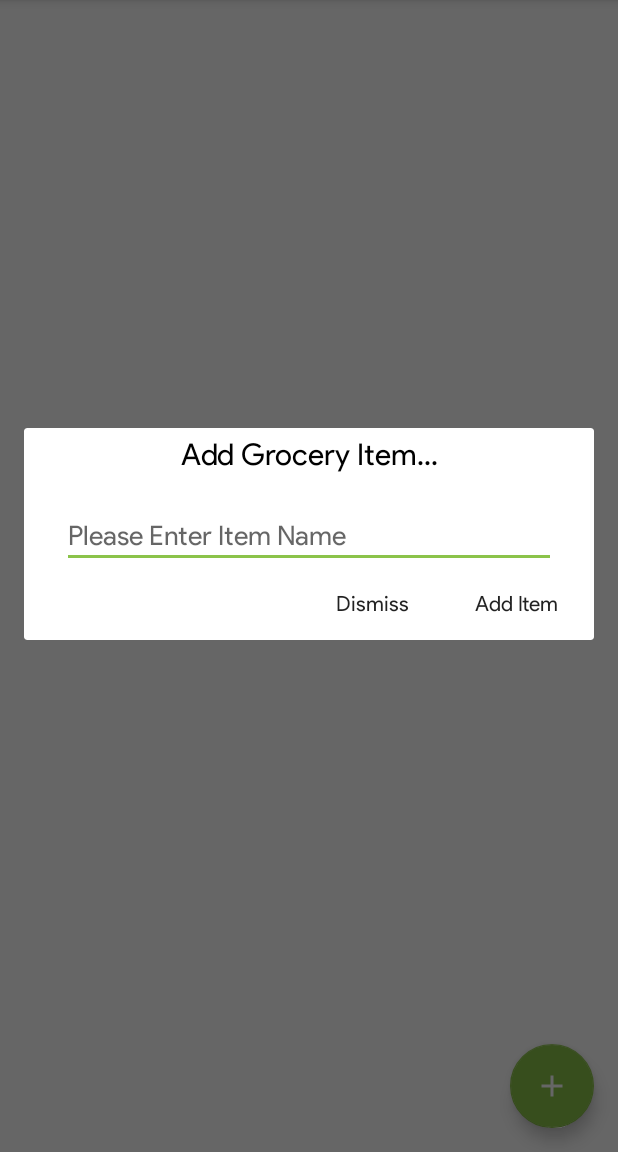
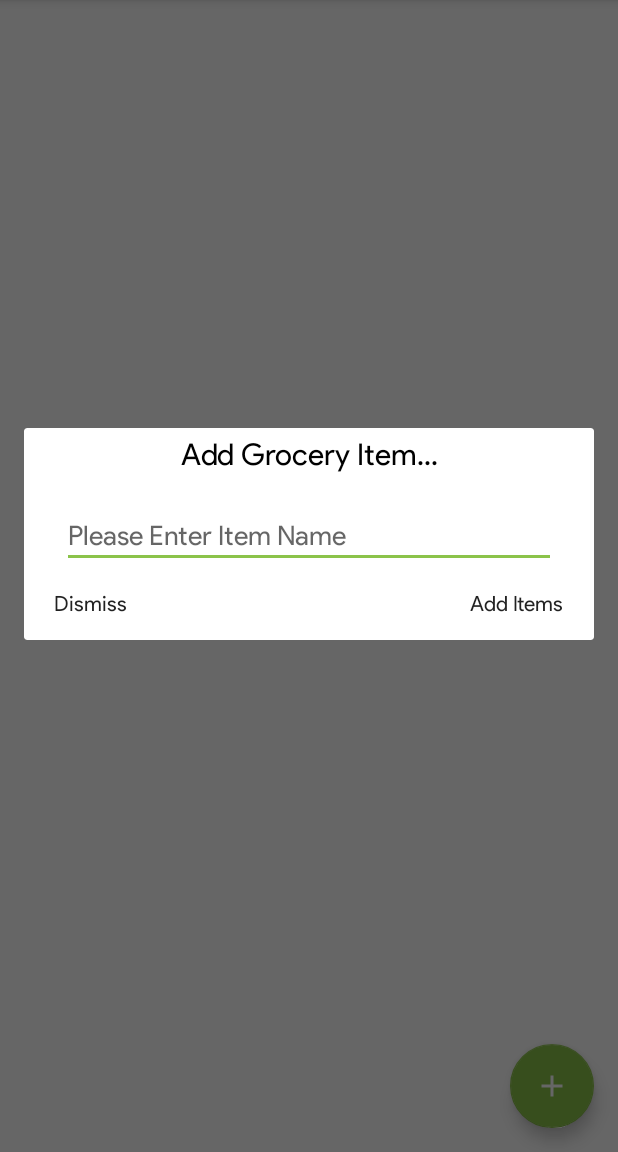
Before and after one commit to rajbirsehmi/GroceryCart, an Android app: the screen it shows after launch (MainActivity), after a tap on an icon or button, on a phone screen of 412 x 824 dp, the part 84-1236 px from its top. Run offline under Robolectric (Android 15) with nearby library versions, the phone set to English and light mode, and no system bars; our stand-ins replace Room's generated code.

Commit message:
Added Support for multiple items in row and continous adding. Shifted the Dismiss button of Dialog box to left side to prevent overlapping of Error message(That Message Overlay was interfereing with dismiss button click event).

```diff
--- a/app/src/main/java/com/creative/grocerycart/database/database/GroceryDatabase.java
+++ b/app/src/main/java/com/creative/grocerycart/database/database/GroceryDatabase.java
@@ -9,7 +9,7 @@ import androidx.room.Database;
 import androidx.room.Room;
 import androidx.room.RoomDatabase;
 
-@Database(entities = {GroceryItem.class}, version = 1)
+@Database(entities = {GroceryItem.class}, version = 1, exportSchema = false)
 public abstract class GroceryDatabase extends RoomDatabase {
 
     private static GroceryDatabase instance;
--- a/app/src/main/java/com/creative/grocerycart/presenter/GroceryItemAdder.java
+++ b/app/src/main/java/com/creative/grocerycart/presenter/GroceryItemAdder.java
@@ -7,5 +7,14 @@ public interface GroceryItemAdder {
 
     void showToast(String message);
 
-    void renderNewItem();
+    @Deprecated
+    void renderNewItems();
+
+    void renderNewItemAtMainThread();
+
+    void validateChangesToList();
+
+    void disableButtonAndUpdateText();
+
+    void enableButtonAndUpdateText();
 }
--- a/app/src/main/java/com/creative/grocerycart/utils/Constants.java
+++ b/app/src/main/java/com/creative/grocerycart/utils/Constants.java
@@ -8,4 +8,5 @@ public class Constants {
 
     public static final int DELAY_TIME_IN_MILLIS = 300;
     public static final int DELAY_TIME_EXIT_FLAG_RESET = 1000;
+    public static final String EMPTY_TEXT = "";
 }
--- a/app/src/main/java/com/creative/grocerycart/view/MainActivity.java
+++ b/app/src/main/java/com/creative/grocerycart/view/MainActivity.java
@@ -9,6 +9,7 @@ import android.os.Bundle;
 import android.os.Handler;
 import android.view.Menu;
 import android.view.MenuItem;
+import android.widget.Button;
 import android.widget.EditText;
 import android.widget.LinearLayout;
 import android.widget.Toast;
@@ -46,6 +47,8 @@ public class MainActivity extends AppCompatActivity implements GroceryListLoader
 
     private RecyclerView rvGroceryList;
     private Dialog dialogAddItem;
+    private EditText etItemName;
+    private Button btnAddItem;
 
     private String itemName;
     private int swipedIndex = -1;
@@ -104,16 +107,22 @@ public class MainActivity extends AppCompatActivity implements GroceryListLoader
             dialogAddItem = new Dialog(this);
             dialogAddItem.setContentView(R.layout.layout_item_add_dialog);
             dialogAddItem.setCancelable(false);
-            EditText etItemName = dialogAddItem.findViewById(R.id.et_item_name);
-            dialogAddItem.findViewById(R.id.btn_save_item).setOnClickListener((viewButton) -> {
+            etItemName = dialogAddItem.findViewById(R.id.et_item_name);
+
+            //  for adding the data item by clicking the button
+            btnAddItem = dialogAddItem.findViewById(R.id.btn_save_item);
+            btnAddItem.setOnClickListener((viewButton) -> {
                 itemName = etItemName.getText().toString();
                 groceryItemAdder.addItem();
             });
+
+            //  for adding data item by pressing enter.
             etItemName.setOnEditorActionListener((editText, actionId, keyEvent) -> {
                 itemName = etItemName.getText().toString();
                 groceryItemAdder.addItem();
                 return false;
             });
+
             dialogAddItem.findViewById(R.id.btn_dismiss).setOnClickListener((viewButton) -> {
                 dialogAddItem.dismiss();
             });
@@ -181,10 +190,39 @@ public class MainActivity extends AppCompatActivity implements GroceryListLoader
     }
 
     @Override
-    public void renderNewItem() {
+    public void renderNewItems() {
         groceryAdapter.notifyItemInserted(0);
         dialogAddItem.dismiss();
         PostProcessing.handleDataPositions(groceryAdapter);
+    }
+
+    @Override
+    public void renderNewItemAtMainThread() {
+        runOnUiThread(() -> {
+            groceryAdapter.notifyItemInserted(0);
+        });
+    }
+
+    @Override
+    public void validateChangesToList() {
+        etItemName.setText(Constants.EMPTY_TEXT);
+        PostProcessing.handleDataPositions(groceryAdapter);
+    }
+
+    @Override
+    public void disableButtonAndUpdateText() {
+        runOnUiThread(() -> {
+            btnAddItem.setText(getResources().getString(R.string.label_adding_item));
+            btnAddItem.setEnabled(false);
+        });
+    }
+
+    @Override
+    public void enableButtonAndUpdateText() {
+        runOnUiThread(() -> {
+            btnAddItem.setEnabled(true);
+            btnAddItem.setText(getResources().getString(R.string.add_item));
+        });
     }
 
     @Override
--- a/app/src/main/res/layout/activity_main.xml
+++ b/app/src/main/res/layout/activity_main.xml
@@ -1,5 +1,6 @@
 <?xml version="1.0" encoding="utf-8"?>
-<androidx.coordinatorlayout.widget.CoordinatorLayout xmlns:android="http://schemas.android.com/apk/res/android"
+<androidx.coordinatorlayout.widget.CoordinatorLayout
+    xmlns:android="http://schemas.android.com/apk/res/android"
     xmlns:app="http://schemas.android.com/apk/res-auto"
     xmlns:tools="http://schemas.android.com/tools"
     android:layout_width="match_parent"
--- a/app/src/main/res/layout/content_main.xml
+++ b/app/src/main/res/layout/content_main.xml
@@ -1,5 +1,5 @@
 <?xml version="1.0" encoding="utf-8"?>
-<androidx.constraintlayout.widget.ConstraintLayout xmlns:android="http://schemas.android.com/apk/res/android"
+<LinearLayout xmlns:android="http://schemas.android.com/apk/res/android"
     xmlns:app="http://schemas.android.com/apk/res-auto"
     xmlns:tools="http://schemas.android.com/tools"
     android:layout_width="match_parent"
@@ -7,15 +7,12 @@
     app:layout_behavior="@string/appbar_scrolling_view_behavior"
     tools:context=".view.MainActivity"
     tools:showIn="@layout/activity_main"
+    android:orientation="vertical"
     android:background="@android:color/white">
-
 
     <androidx.recyclerview.widget.RecyclerView
         android:id="@+id/rv_grocery_list"
         android:layout_width="match_parent"
-        android:layout_height="match_parent"
-        app:layout_constraintBottom_toBottomOf="parent"
-        app:layout_constraintEnd_toEndOf="parent"
-        app:layout_constraintStart_toStartOf="parent"
-        app:layout_constraintTop_toTopOf="parent" />
-</androidx.constraintlayout.widget.ConstraintLayout>
+        android:layout_height="match_parent"/>
+
+</LinearLayout>
--- a/app/src/main/res/layout/layout_item_add_dialog.xml
+++ b/app/src/main/res/layout/layout_item_add_dialog.xml
@@ -1,6 +1,7 @@
 <?xml version="1.0" encoding="utf-8"?>
 <androidx.constraintlayout.widget.ConstraintLayout xmlns:android="http://schemas.android.com/apk/res/android"
     xmlns:app="http://schemas.android.com/apk/res-auto"
+    xmlns:tools="http://schemas.android.com/tools"
     android:layout_width="match_parent"
     android:layout_height="wrap_content">
 
@@ -48,9 +49,8 @@
         style="@style/Base.Widget.AppCompat.Button.Borderless"
         android:layout_width="wrap_content"
         android:layout_height="wrap_content"
-        android:layout_marginEnd="8dp"
         android:text="@string/dismiss"
-        app:layout_constraintEnd_toStartOf="@+id/btn_save_item"
+        app:layout_constraintStart_toStartOf="parent"
         app:layout_constraintTop_toBottomOf="@+id/et_item_name" />
 
 </androidx.constraintlayout.widget.ConstraintLayout>
--- a/app/src/main/res/menu/menu_main.xml
+++ b/app/src/main/res/menu/menu_main.xml
@@ -1,21 +1,11 @@
 <menu xmlns:android="http://schemas.android.com/apk/res/android"
     xmlns:tools="http://schemas.android.com/tools"
+    xmlns:app="http://schemas.android.com/apk/res-auto"
     tools:context="com.creative.grocerycart.view.MainActivity">
 
-    <group android:checkableBehavior="single">
-        <item
-            android:id="@+id/mi_mark_all_as_done_at_exit"
-            android:icon="@android:drawable/ic_menu_preferences"
-            android:title="@string/mark_all_done_at_exit" />
-        <item
-            android:id="@+id/mi_remove_all_on_exit"
-            android:icon="@android:drawable/ic_menu_preferences"
-            android:title="@string/remove_all_on_exit" />
+    <item android:id="@+id/mi_exit"
+        android:icon="@drawable/icon_exit"
+        android:title="@string/exit"
+        app:showAsAction="never"/>
 
-        <item
-            android:id="@+id/mi_no_changes_on_exit"
-            android:checked="true"
-            android:icon="@android:drawable/ic_menu_preferences"
-            android:title="@string/no_changes_on_exit" />
-    </group>
 </menu>
--- a/app/src/main/res/values/strings.xml
+++ b/app/src/main/res/values/strings.xml
@@ -4,9 +4,12 @@
     <string name="placeholder_grocery_item_name">Grocery Item Name</string>
     <string name="dialog_title_item_add">Add Grocery Item...</string>
     <string name="hint_text_add_item_name">Please Enter Item Name</string>
-    <string name="add_item">Add Item</string>
+    <string name="add_item">Add Items</string>
     <string name="dismiss">Dismiss</string>
     <string name="mark_all_done_at_exit">Mark All As Done On Exit</string>
     <string name="remove_all_on_exit">Remove All Items On Exit</string>
     <string name="no_changes_on_exit">No Changes On Exit</string>
+    <string name="exit_toast_text">Press Back Again To Exit...</string>
+    <string name="exit">Exit</string>
+    <string name="label_adding_item">Adding Items...</string>
 </resources>
--- a/build.gradle
+++ b/build.gradle
@@ -7,7 +7,7 @@ buildscript {
 
     }
     dependencies {
-        classpath 'com.android.tools.build:gradle:3.3.0'
+        classpath 'com.android.tools.build:gradle:3.5.0'
 
         // NOTE: Do not place your application dependencies here; they belong
         // in the individual module build.gradle files
```
Also changed, not shown: app/build.gradle (+10 -7 lines), app/src/main/java/com/creative/grocerycart/model/GroceryItemAdderImpl.java (+25 -3 lines), gradle/wrapper/gradle-wrapper.properties, 2 other files.
